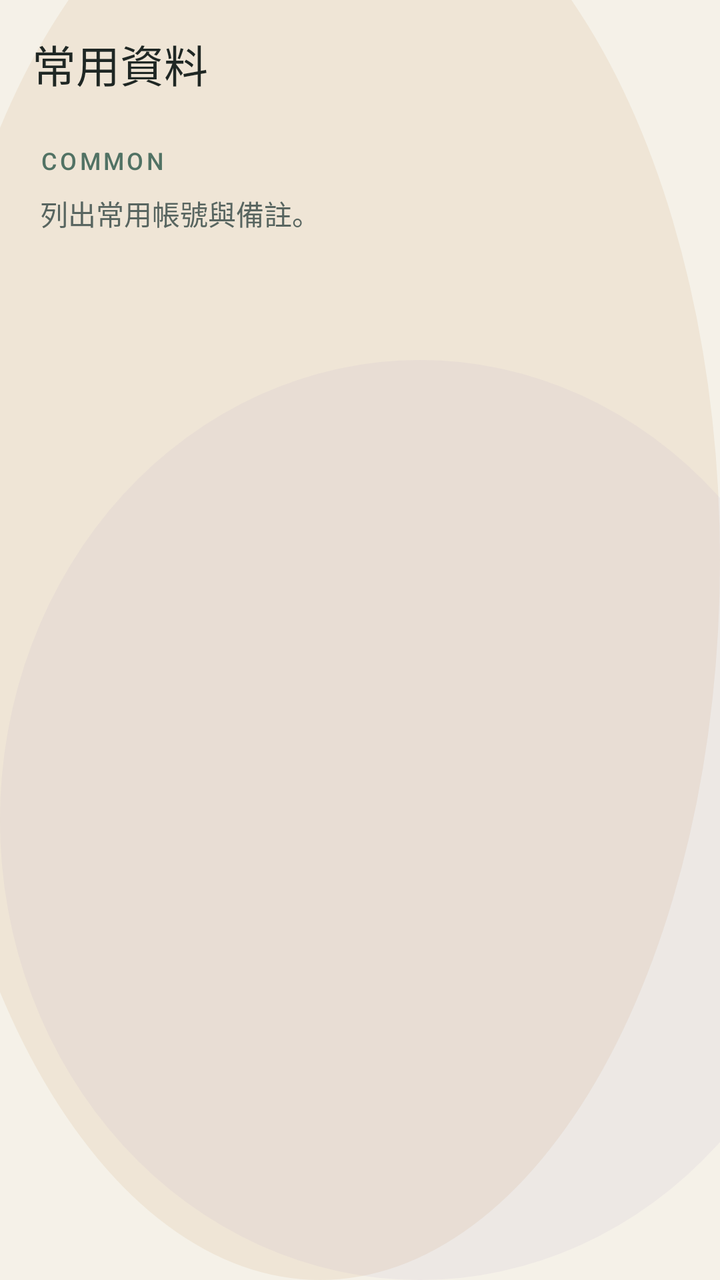
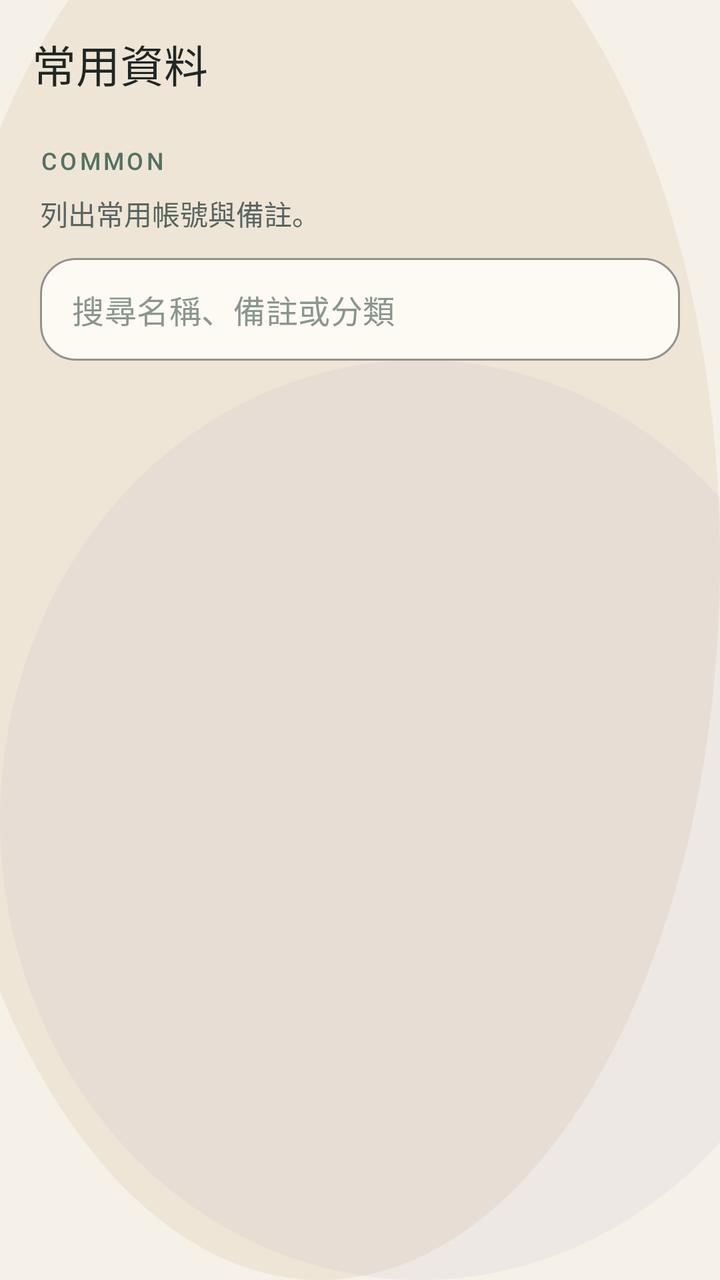

An Android layout rendered at two revisions. The XML below is the earlier revision; the diff shows what the commit changed to produce the second picture.
<!-- AndroidManifest.xml: application theme Theme.Appwriteandroidtrae -->
<!-- res/layout/activity_feng_common.xml -->
<?xml version="1.0" encoding="utf-8"?>
<androidx.constraintlayout.widget.ConstraintLayout xmlns:android="http://schemas.android.com/apk/res/android"
    xmlns:app="http://schemas.android.com/apk/res-auto"
    xmlns:tools="http://schemas.android.com/tools"
    android:id="@+id/main"
    android:layout_width="match_parent"
    android:layout_height="match_parent"
    android:background="@drawable/bg_main_dashboard"
    tools:context=".FengCommonActivity">

    <com.google.android.material.appbar.MaterialToolbar
        android:id="@+id/toolbar"
        android:layout_width="0dp"
        android:layout_height="wrap_content"
        android:background="@android:color/transparent"
        android:contentInsetStartWithNavigation="0dp"
        android:minHeight="?attr/actionBarSize"
        android:paddingStart="8dp"
        android:paddingEnd="8dp"
        app:layout_constraintEnd_toEndOf="parent"
        app:layout_constraintStart_toStartOf="parent"
        app:layout_constraintTop_toTopOf="parent"
        app:navigationIconTint="@color/slate_950"
        app:title="@string/feature_common"
        app:titleTextColor="@color/slate_950" />

    <TextView
        android:id="@+id/textEyebrow"
        android:layout_width="0dp"
        android:layout_height="wrap_content"
        android:layout_marginStart="20dp"
        android:layout_marginTop="8dp"
        android:layout_marginEnd="20dp"
        android:fontFamily="sans-serif-medium"
        android:letterSpacing="0.12"
        android:text="@string/screen_common_eyebrow"
        android:textAllCaps="true"
        android:textColor="@color/sage_700"
        android:textSize="12sp"
        app:layout_constraintEnd_toEndOf="parent"
        app:layout_constraintStart_toStartOf="parent"
        app:layout_constraintTop_toBottomOf="@id/toolbar" />

    <TextView
        android:id="@+id/textSubtitleHeader"
        android:layout_width="0dp"
        android:layout_height="wrap_content"
        android:layout_marginStart="20dp"
        android:layout_marginTop="8dp"
        android:layout_marginEnd="20dp"
        android:text="@string/screen_common_subtitle"
        android:textColor="@color/slate_700"
        android:textSize="14sp"
        app:layout_constraintEnd_toEndOf="parent"
        app:layout_constraintStart_toStartOf="parent"
        app:layout_constraintTop_toBottomOf="@id/textEyebrow" />

    <ProgressBar
        android:id="@+id/progressBar"
        android:layout_width="wrap_content"
        android:layout_height="wrap_content"
        android:visibility="gone"
        app:layout_constraintBottom_toBottomOf="parent"
        app:layout_constraintEnd_toEndOf="parent"
        app:layout_constraintStart_toStartOf="parent"
        app:layout_constraintTop_toBottomOf="@id/textSubtitleHeader" />

    <ListView
        android:id="@+id/listViewCommon"
        android:layout_width="0dp"
        android:layout_height="0dp"
        android:clipToPadding="false"
        android:divider="@android:color/transparent"
        android:dividerHeight="0dp"
        android:paddingStart="8dp"
        android:paddingTop="14dp"
        android:paddingEnd="8dp"
        android:paddingBottom="24dp"
        app:layout_constraintBottom_toTopOf="@id/textViewError"
        app:layout_constraintEnd_toEndOf="parent"
        app:layout_constraintStart_toStartOf="parent"
        app:layout_constraintTop_toBottomOf="@id/textSubtitleHeader" />

    <TextView
        android:id="@+id/textViewError"
        android:layout_width="0dp"
        android:layout_height="wrap_content"
        android:layout_marginStart="20dp"
        android:layout_marginEnd="20dp"
        android:layout_marginBottom="20dp"
        android:background="@drawable/bg_error_panel"
        android:padding="14dp"
        android:textColor="@color/accent_coral"
        android:visibility="gone"
        app:layout_constraintBottom_toBottomOf="parent"
        app:layout_constraintEnd_toEndOf="parent"
        app:layout_constraintStart_toStartOf="parent" />

</androidx.constraintlayout.widget.ConstraintLayout>
<!-- resources referenced by this layout -->
<resources>
  <color name="accent_coral">#FFD88876</color>
  <color name="sage_700">#FF517264</color>
  <color name="slate_700">#FF586560</color>
  <color name="slate_950">#FF1F2724</color>
  <!-- drawable bg_error_panel (drawable) -->
  <?xml version="1.0" encoding="utf-8"?>
  <shape xmlns:android="http://schemas.android.com/apk/res/android">
      <corners android:radius="18dp" />
      <solid android:color="#1AF3E3DB" />
      <stroke
          android:width="1dp"
          android:color="#33D88876" />
  </shape>
  <!-- drawable bg_main_dashboard (drawable) -->
  <?xml version="1.0" encoding="utf-8"?>
  <layer-list xmlns:android="http://schemas.android.com/apk/res/android">
      <item android:drawable="@color/surface_base" />
      <item android:top="-80dp" android:left="-40dp">
          <shape android:shape="oval">
              <size android:width="280dp" android:height="280dp" />
              <solid android:color="#26C6A36A" />
          </shape>
      </item>
      <item android:top="180dp" android:right="-60dp">
          <shape android:shape="oval">
              <size android:width="240dp" android:height="240dp" />
              <solid android:color="#1AA491C0" />
          </shape>
      </item>
  </layer-list>
  <string name="feature_common">常用資料</string>
  <string name="screen_common_eyebrow">Common</string>
  <string name="screen_common_subtitle">列出常用帳號與備註。</string>
  <style name="Theme.Appwriteandroidtrae" parent="Base.Theme.Appwriteandroidtrae" />
  <color name="surface_base">#FFF5F1E8</color>
  <style name="Base.Theme.Appwriteandroidtrae" parent="Theme.Material3.Light.NoActionBar">
          <item name="colorPrimary">@color/sage_700</item>
          <item name="colorOnPrimary">@color/sand_50</item>
          <item name="colorSecondary">@color/accent_gold</item>
          <item name="colorTertiary">@color/accent_coral</item>
          <item name="android:colorBackground">@color/surface_base</item>
          <item name="colorSurface">@color/surface_high</item>
          <item name="colorOnSurface">@color/slate_950</item>
          <item name="colorSurfaceVariant">@color/seafoam_100</item>
          <item name="colorOutline">@color/surface_outline</item>
          <item name="android:statusBarColor">@android:color/transparent</item>
          <item name="android:navigationBarColor">@color/surface_base</item>
          <item name="android:windowLightStatusBar">true</item>
          <item name="android:windowLightNavigationBar">true</item>
      </style>
  <color name="sand_50">#FFF7F1E7</color>
  <color name="accent_gold">#FFC6A36A</color>
  <color name="surface_high">#FFFDF9F3</color>
  <color name="seafoam_100">#FFDDEAE2</color>
  <color name="surface_outline">#1A1F2724</color>
</resources>

<!-- the commit's change to res/layout/activity_feng_common.xml (unified diff, before → after) -->
@@ -55,6 +55,39 @@
         app:layout_constraintStart_toStartOf="parent"
         app:layout_constraintTop_toBottomOf="@id/textEyebrow" />
 
+    <com.google.android.material.textfield.TextInputLayout
+        android:id="@+id/inputLayoutSearchCommon"
+        style="@style/Widget.MaterialComponents.TextInputLayout.OutlinedBox"
+        android:layout_width="0dp"
+        android:layout_height="wrap_content"
+        android:layout_marginStart="20dp"
+        android:layout_marginTop="12dp"
+        android:layout_marginEnd="20dp"
+        app:boxBackgroundColor="@color/surface_high"
+        app:boxCornerRadiusBottomEnd="18dp"
+        app:boxCornerRadiusBottomStart="18dp"
+        app:boxCornerRadiusTopEnd="18dp"
+        app:boxCornerRadiusTopStart="18dp"
+        app:boxStrokeColor="@color/surface_outline"
+        app:hintEnabled="false"
+        app:layout_constraintEnd_toEndOf="parent"
+        app:layout_constraintStart_toStartOf="parent"
+        app:layout_constraintTop_toBottomOf="@id/textSubtitleHeader">
+
+        <com.google.android.material.textfield.TextInputEditText
+            android:id="@+id/editTextSearchCommon"
+            android:layout_width="match_parent"
+            android:layout_height="wrap_content"
+            android:hint="@string/common_search_hint"
+            android:imeOptions="actionSearch"
+            android:inputType="text"
+            android:maxLines="1"
+            android:paddingTop="14dp"
+            android:paddingBottom="14dp"
+            android:textColor="@color/slate_950"
+            android:textColorHint="@color/slate_500" />
+    </com.google.android.material.textfield.TextInputLayout>
+
     <ProgressBar
         android:id="@+id/progressBar"
         android:layout_width="wrap_content"
@@ -63,7 +96,7 @@
         app:layout_constraintBottom_toBottomOf="parent"
         app:layout_constraintEnd_toEndOf="parent"
         app:layout_constraintStart_toStartOf="parent"
-        app:layout_constraintTop_toBottomOf="@id/textSubtitleHeader" />
+        app:layout_constraintTop_toBottomOf="@id/inputLayoutSearchCommon" />
 
     <ListView
         android:id="@+id/listViewCommon"
@@ -79,7 +112,7 @@
         app:layout_constraintBottom_toTopOf="@id/textViewError"
         app:layout_constraintEnd_toEndOf="parent"
         app:layout_constraintStart_toStartOf="parent"
-        app:layout_constraintTop_toBottomOf="@id/textSubtitleHeader" />
+        app:layout_constraintTop_toBottomOf="@id/inputLayoutSearchCommon" />
 
     <TextView
         android:id="@+id/textViewError"
<!-- resource entries referenced after the edit -->
@@ -2,6 +2,7 @@
 <resources>
   <color name="accent_coral">#FFD88876</color>
   <color name="sage_700">#FF517264</color>
+  <color name="slate_500">#FF8A968F</color>
   <color name="slate_700">#FF586560</color>
   <color name="slate_950">#FF1F2724</color>
   <!-- drawable bg_error_panel (drawable) -->
@@ -30,6 +31,7 @@
           </shape>
       </item>
   </layer-list>
+  <string name="common_search_hint">搜尋名稱、備註或分類</string>
   <string name="feature_common">常用資料</string>
   <string name="screen_common_eyebrow">Common</string>
   <string name="screen_common_subtitle">列出常用帳號與備註。</string>
